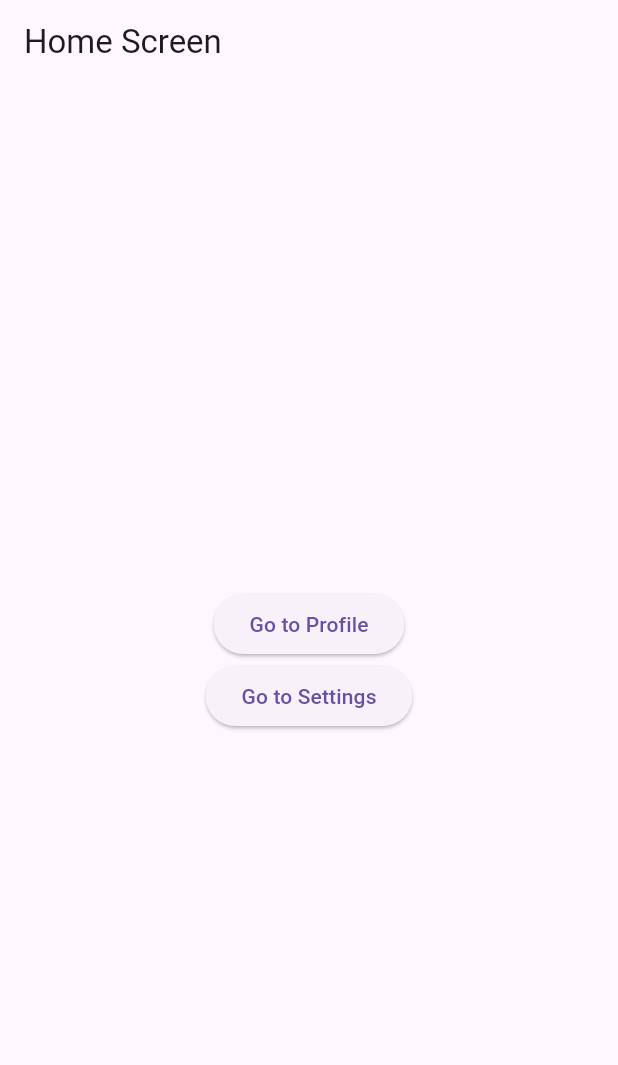
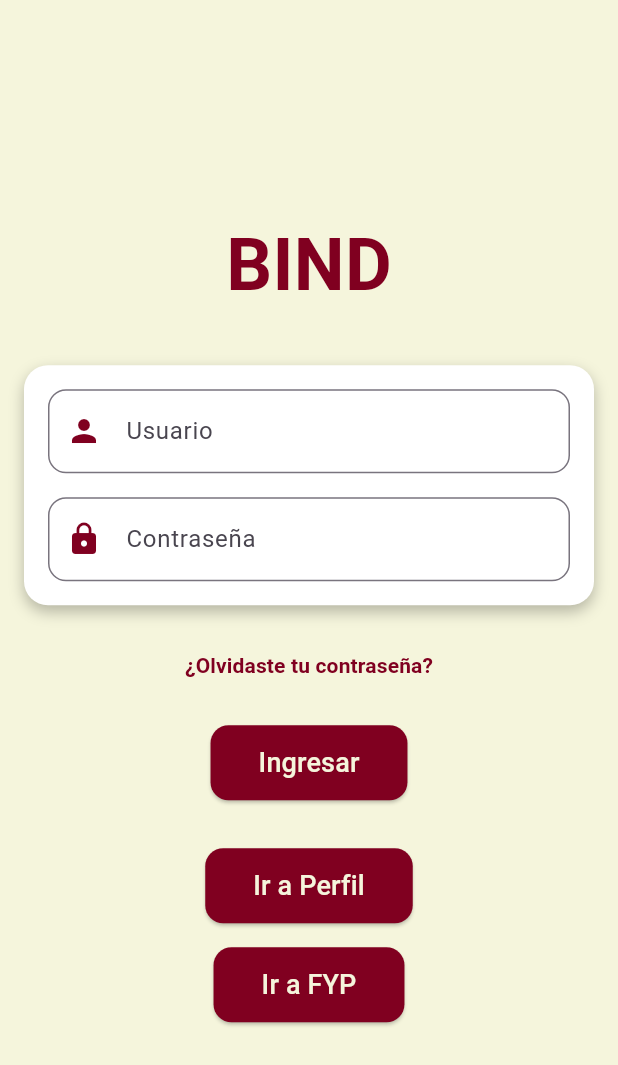
Before and after one commit to sab1103b/bild-flutter, a Flutter app: the screen it shows after launch, on a phone screen of 412 x 824 dp. Shown: the top 1065 px of the screen. Run offline on Flutter 3.47's test engine with Material 3 defaults, Android fonts, the phone set to English and light mode, and no system bars.

Commit message:
LOGIN CAMBIO

```diff
--- a/lib/screens/LOGIN.dart
+++ b/lib/screens/LOGIN.dart
@@ -5,25 +5,151 @@ class Login extends StatelessWidget {
 
   @override
   Widget build(BuildContext context) {
+     // Define los colores principales
+    final Color vinotinto = Color(0xFF800020);
+    final Color beigeClaro = Color(0xFFF5F5DC);
+
     return Scaffold(
-      appBar: AppBar(title: const Text('Home Screen')),
+      backgroundColor: beigeClaro,
       body: Center(
+        child: SingleChildScrollView(
+          padding: EdgeInsets.all(16.0),
           child: Column(
             mainAxisAlignment: MainAxisAlignment.center,
             children: [
+              // Título central
+              Text(
+                'BIND',
+                style: TextStyle(
+                  fontSize: 48.0,
+                  fontWeight: FontWeight.bold,
+                  color: vinotinto,
+                ),
+              ),
+              SizedBox(height: 32.0),
+              // Contenedor para inputs
+              Container(
+                padding: EdgeInsets.all(16.0),
+                decoration: BoxDecoration(
+                  color: Colors.white,
+                  borderRadius: BorderRadius.circular(16.0),
+                  boxShadow: [
+                    BoxShadow(
+                      color: Colors.black26,
+                      blurRadius: 8.0,
+                      offset: Offset(0, 4),
+                    ),
+                  ],
+                ),
+                child: Column(
+                  children: [
+                    // Campo de usuario
+                    TextField(
+                      decoration: InputDecoration(
+                        labelText: 'Usuario',
+                        prefixIcon: Icon(Icons.person, color: vinotinto),
+                        border: OutlineInputBorder(
+                          borderRadius: BorderRadius.circular(12.0),
+                        ),
+                      ),
+                    ),
+                    SizedBox(height: 16.0),
+                    // Campo de contraseña
+                    TextField(
+                      obscureText: true,
+                      decoration: InputDecoration(
+                        labelText: 'Contraseña',
+                        prefixIcon: Icon(Icons.lock, color: vinotinto),
+                        border: OutlineInputBorder(
+                          borderRadius: BorderRadius.circular(12.0),
+                        ),
+                      ),
+                    ),
+                  ],
+                ),
+              ),
+              SizedBox(height: 16.0),
+              // Texto de cambio de contraseña
+              TextButton(
+                onPressed: () {
+                  // Aquí iría la navegación al cambio de contraseña
+                },
+                child: Text(
+                  '¿Olvidaste tu contraseña?',
+                  style: TextStyle(
+                    color: vinotinto,
+                    fontWeight: FontWeight.bold,
+                  ),
+                ),
+              ),
+              SizedBox(height: 16.0),
+              // Botón de ingreso
               ElevatedButton(
                 onPressed: () {
-                Navigator.pushNamed(context, '/profile');
+                  // Acción para el botón de ingreso
                 },
-              child: const Text('Go to Profile'),
+                style: ElevatedButton.styleFrom(
+                    backgroundColor: vinotinto, // Color de fondo
+                  padding: EdgeInsets.symmetric(horizontal: 32.0, vertical: 12.0),
+                  shape: RoundedRectangleBorder(
+                    borderRadius: BorderRadius.circular(12.0),
                   ),
+                ),
+                child: Text(
+                  'Ingresar',
+                  style: TextStyle(
+                    fontSize: 18.0,
+                    color: beigeClaro, // Color del texto
+                  ),
+                ),
+              ),
+              SizedBox(height: 32.0),
+              // Botones de navegación
+              Column(
+                children: [
                   ElevatedButton(
                     onPressed: () {
-                Navigator.pushNamed(context, '/settings');
+                      Navigator.pushNamed(context, '/perfil');
                     },
-              child: const Text('Go to Settings'),
+                    style: ElevatedButton.styleFrom(
+                        backgroundColor: vinotinto,
+                      padding: EdgeInsets.symmetric(horizontal: 32.0, vertical: 12.0),
+                      shape: RoundedRectangleBorder(
+                        borderRadius: BorderRadius.circular(12.0),
+                      ),
+                    ),
+                    child: Text(
+                      'Ir a Perfil',
+                      style: TextStyle(
+                        fontSize: 18.0,
+                        color: beigeClaro,
+                      ),
+                    ),
+                  ),
+                  SizedBox(height: 16.0),
+                  ElevatedButton(
+                    onPressed: () {
+                      Navigator.pushNamed(context, '/fyp');
+                    },
+                    style: ElevatedButton.styleFrom(
+                        backgroundColor: vinotinto,
+                      padding: EdgeInsets.symmetric(horizontal: 32.0, vertical: 12.0),
+                      shape: RoundedRectangleBorder(
+                        borderRadius: BorderRadius.circular(12.0),
+                      ),
+                    ),
+                    child: Text(
+                      'Ir a FYP',
+                      style: TextStyle(
+                        fontSize: 18.0,
+                        color: beigeClaro,
+                      ),
+                    ),
                   ),
                 ],
+              ),
+            ],
+          ),
         ),
       ),
     );
```
Lines whose indentation alone changed are shown as unchanged.
